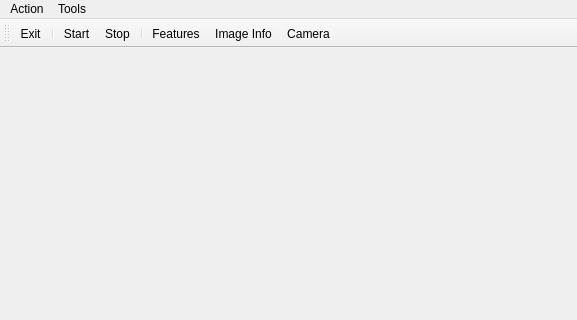
Old version of the form qtsonycam.ui in the repository scottellis/QtSonyCam; both pictures show x 0 to 577 and y 0 to 320 of the 577 by 498 pixel window.
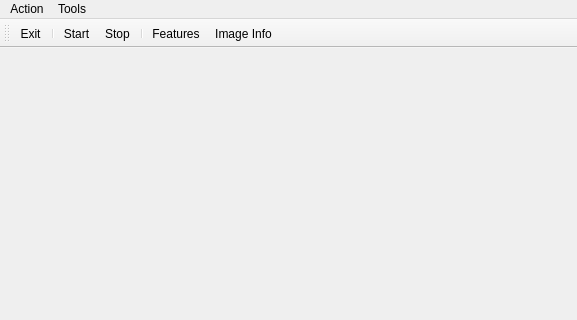
New version of the form.

What changed in the file:
```diff
--- a/qtsonycam.ui
+++ b/qtsonycam.ui
@@ -67,7 +67,6 @@
    <addaction name="separator"/>
    <addaction name="actionFeatures"/>
    <addaction name="actionImage_Info"/>
-   <addaction name="actionCamera"/>
   </widget>
   <widget class="QStatusBar" name="statusBar"/>
   <action name="actionStart">
@@ -95,11 +94,6 @@
     <string>Image Info</string>
    </property>
   </action>
-  <action name="actionCamera">
-   <property name="text">
-    <string>Camera</string>
-   </property>
-  </action>
  </widget>
  <layoutdefault spacing="6" margin="11"/>
  <resources>
```
Left out of the diff: 1 changed line with no effect on the pictures.
